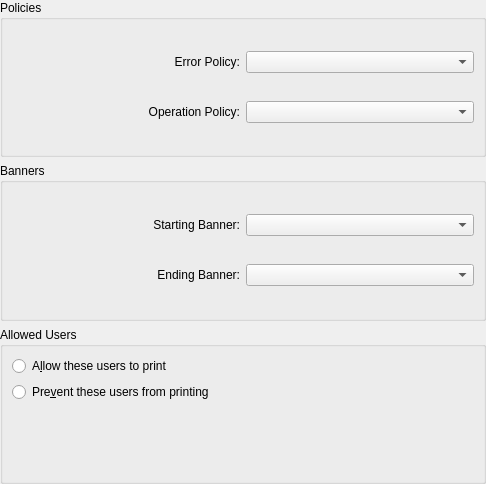
Above: src/configure-printer/PrinterBehavior.ui from KDE/print-manager before the change. Below: the same form after it.
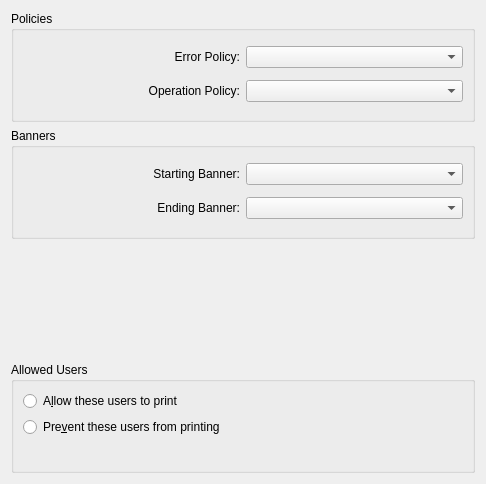
That is the form after the change. Custom widgets are drawn as their Qt base class.

Commit message: configure-printer: Flatten GroupBoxes

What changed in the file:
```diff
--- a/src/configure-printer/PrinterBehavior.ui
+++ b/src/configure-printer/PrinterBehavior.ui
@@ -11,20 +11,11 @@
    </rect>
   </property>
   <layout class="QGridLayout" name="gridLayout">
-   <property name="leftMargin">
-    <number>0</number>
-   </property>
-   <property name="topMargin">
-    <number>0</number>
-   </property>
-   <property name="rightMargin">
-    <number>0</number>
-   </property>
-   <property name="bottomMargin">
-    <number>0</number>
-   </property>
    <item row="4" column="0">
     <widget class="QGroupBox" name="BanneryGB">
+     <property name="flat">
+      <bool>true</bool>
+     </property>
      <property name="title">
       <string>Banners</string>
      </property>
@@ -72,8 +63,14 @@
      </layout>
     </widget>
    </item>
+   <item row="5" column="0">
+    <widget class="KSeparator" name="kseparator"/>
+   </item>
    <item row="1" column="0">
     <widget class="QGroupBox" name="PoliciesGB">
+     <property name="flat">
+      <bool>true</bool>
+     </property>
      <property name="sizePolicy">
       <sizepolicy hsizetype="Preferred" vsizetype="Preferred">
        <horstretch>0</horstretch>
@@ -129,6 +126,9 @@
    </item>
    <item row="7" column="0">
     <widget class="QGroupBox" name="AllowGB">
+     <property name="flat">
+      <bool>true</bool>
+     </property>
      <property name="title">
       <string>Allowed Users</string>
      </property>
@@ -165,6 +165,11 @@
    <extends>QWidget</extends>
    <header>keditlistwidget.h</header>
   </customwidget>
+  <customwidget>
+   <class>KSeparator</class>
+   <extends>QFrame</extends>
+   <header>kseparator.h</header>
+  </customwidget>
  </customwidgets>
  <tabstops>
   <tabstop>errorPolicyCB</tabstop>
```
The commit also changes 1 other file.
